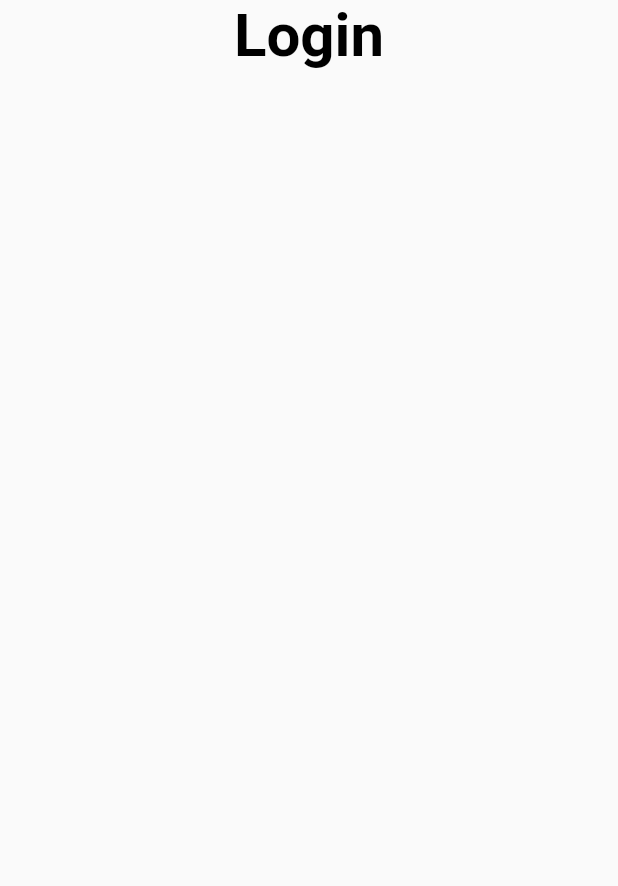
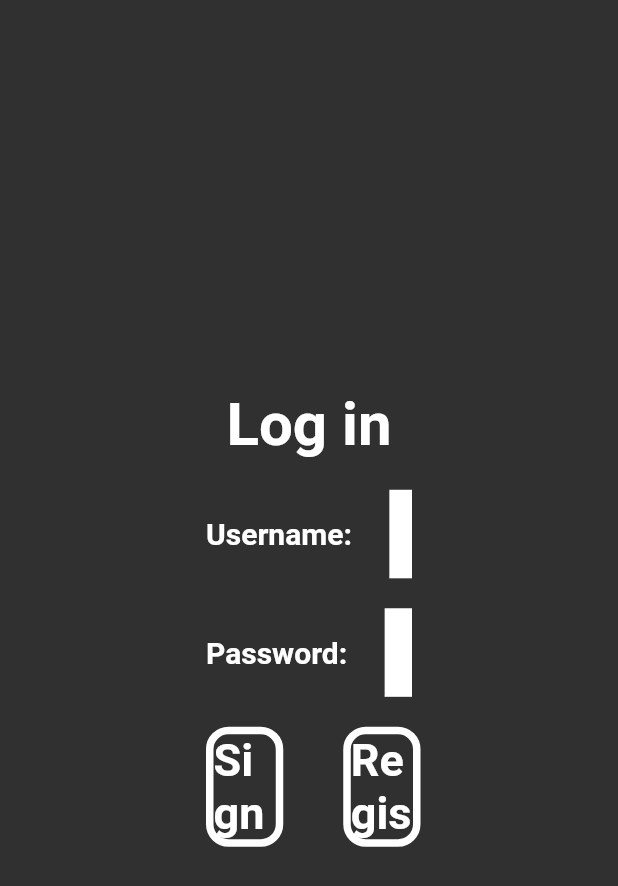
Before and after one commit to Borokoro/bsi, a Flutter app: the screen it shows after launch, on a phone screen of 412 x 824 dp. Shown: the top 886 px of the screen. Run offline on Flutter 3.47's test engine with Material 2 defaults, Android fonts, the phone set to English and light mode, and no system bars; our stand-ins replace cloud_firestore, firebase_core; accounts and stored records are empty.

Commit message:
front and making acc

```diff
--- /dev/null
+++ b/lib/Firebase/Firebase.dart
@@ -0,0 +1,12 @@
+import 'package:cloud_firestore/cloud_firestore.dart';
+
+class AddUserToDatabase {
+  final CollectionReference userCollection =
+  FirebaseFirestore.instance.collection("users"); //odwołanie do kolekcji w Firebase
+
+  Future<void> updateUserData(String login, String pass) async { //metoda dodania dokumentu
+    return await userCollection //stworzenie dokumentu i zapisanie do niego wartosci
+        .doc(login)
+        .set({'login': login, 'pass': pass});
+  }
+}
--- /dev/null
+++ b/lib/Login/Login.dart
@@ -0,0 +1,167 @@
+import 'package:bsi/Firebase/Firebase.dart';
+import 'package:flutter/material.dart';
+import 'package:bsi/Register/Register.dart';
+
+class Login extends StatefulWidget {
+  const Login({Key? key}) : super(key: key);
+
+  @override
+  _LoginState createState() => _LoginState();
+}
+
+class _LoginState extends State<Login> {
+  String login = "";
+  String pass = "";
+
+  @override
+  Widget build(BuildContext context) {
+    return Scaffold(
+      body: Align(
+        alignment: Alignment.center,
+        child: Container(
+          width: MediaQuery.of(context).size.width/3,
+          child: Column(
+            mainAxisAlignment: MainAxisAlignment.center,
+            crossAxisAlignment: CrossAxisAlignment.center,
+            children: [
+              const Text(
+                'Log in',
+                style: TextStyle(
+                    fontSize: 40,
+                    color: Colors.white,
+                    fontWeight: FontWeight.bold),
+              ),
+              const SizedBox(
+                height: 20,
+              ),
+              Row(
+                crossAxisAlignment: CrossAxisAlignment.center,
+                mainAxisAlignment: MainAxisAlignment.center,
+                children: [
+                  const Text(
+                    'Username: ',
+                    style: TextStyle(
+                        fontSize: 20,
+                        color: Colors.white,
+                        fontWeight: FontWeight.bold),
+                  ),
+                  const SizedBox(
+                    width: 20,
+                  ),
+                  Expanded(
+                    child: Container(
+                      decoration: const BoxDecoration(
+                        color: Colors.white,
+                      ),
+                      child: TextFormField(
+                        style: const TextStyle(color: Colors.black, fontSize: 30),
+                        validator: (val) => val == '' ? 'Enter login' : null,
+                        onChanged: (val) {
+                          setState(() {
+                            login = val.trim();
+                          });
+                        },
+                        keyboardType: TextInputType.text,
+                      ),
+                    ),
+                  ),
+                ],
+              ),
+              const SizedBox(
+                height: 20,
+              ),
+              Row(
+                crossAxisAlignment: CrossAxisAlignment.center,
+                mainAxisAlignment: MainAxisAlignment.center,
+                children: [
+                  const Text(
+                    'Password: ',
+                    style: TextStyle(
+                        fontSize: 20,
+                        color: Colors.white,
+                        fontWeight: FontWeight.bold),
+                  ),
+                  const SizedBox(
+                    width: 20,
+                  ),
+                  Expanded(
+                    child: Container(
+                      decoration: const BoxDecoration(
+                        color: Colors.white,
+                      ),
+                      child: TextFormField(
+                        obscureText: true,
+                        style: const TextStyle(color: Colors.black, fontSize: 30),
+                        validator: (val) => val == '' ? 'Enter password' : null,
+                        onChanged: (val) {
+                          setState(() {
+                            pass = val.trim();
+                          });
+                        },
+                      ),
+                    ),
+                  ),
+                ],
+              ),
+              const SizedBox(height: 20,),
+              Row(
+                mainAxisAlignment: MainAxisAlignment.end,
+                children: [
+                  GestureDetector(
+                    child: Container(
+                      width: MediaQuery.of(context).size.width/8,
+                      height: 80,
+                      decoration: BoxDecoration(
+                        borderRadius: const BorderRadius.all(Radius.circular(15)),
+                        color: Colors.transparent,
+                        border: Border.all(
+                          width: 5,
+                          color: Colors.white,
+                        ),
+                      ),
+                      child: const Align(
+                        alignment: Alignment.center,
+                        child: Text(
+                          'Sign in',
+                          style: TextStyle(color: Colors.white, fontWeight: FontWeight.bold,fontSize: 30),
+                        ),
+                      ),
+                    ),
+                    onTap: () async{
+                      await AddUserToDatabase().updateUserData(login, pass);
+                    },
+                  ),
+                  const SizedBox(width: 40,),
+                  GestureDetector(
+                    child: Container(
+                      width: MediaQuery.of(context).size.width/8,
+                      height: 80,
+                      decoration: BoxDecoration(
+                        borderRadius: const BorderRadius.all(Radius.circular(15)),
+                        color: Colors.transparent,
+                        border: Border.all(
+                          width: 5,
+                          color: Colors.white,
+                        ),
+                      ),
+                      child: const Align(
+                        alignment: Alignment.center,
+                        child: Text(
+                          'Register',
+                          style: TextStyle(color: Colors.white, fontWeight: FontWeight.bold,fontSize: 30),
+                        ),
+                      ),
+                    ),
+                    onTap: () {
+                      Navigator.push(context, MaterialPageRoute(builder: (context) => const Register()));
+                    },
+                  ),
+                ],
+              ),
+            ],
+          ),
+        ),
+      ),
+    );
+  }
+}
--- a/lib/Login/login.dart
+++ /dev/null
@@ -1,38 +0,0 @@
-import 'package:flutter/cupertino.dart';
-import 'package:flutter/material.dart';
-
-class login extends StatefulWidget {
-  const login({Key? key}) : super(key: key);
-
-  @override
-  _loginState createState() => _loginState();
-}
-
-class _loginState extends State<login> {
-  @override
-  void initState() {
-    print('hello');
-    super.initState();
-  }
-  @override
-  Widget build(BuildContext context) {
-    return Scaffold(
-      body: Align(
-        alignment: Alignment.center,
-        child: Column(
-          crossAxisAlignment: CrossAxisAlignment.center,
-          children: const [
-            Text(
-              'Login',
-              style: TextStyle(
-                fontSize: 40,
-                color: Colors.black,
-                fontWeight: FontWeight.bold
-              ),
-            ),
-          ],
-        ),
-      ),
-    );
-  }
-}
```
Also changed, not shown: lib/Register/Register.dart (added, +167 -0 lines), lib/main.dart (+21 -4 lines), lib/Firebase/firebase.dart (deleted), lib/Register/register.dart (deleted).
